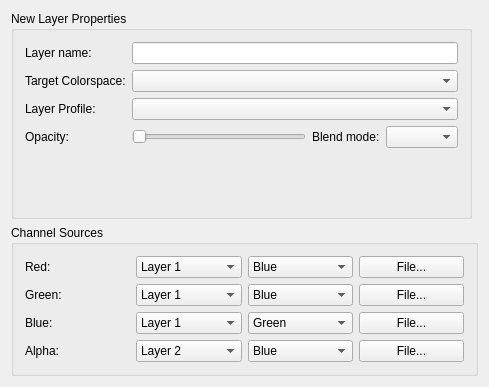
Old version of the form krita/plugins/extensions/compose/wdg_compose.ui in the repository KDE/krita.
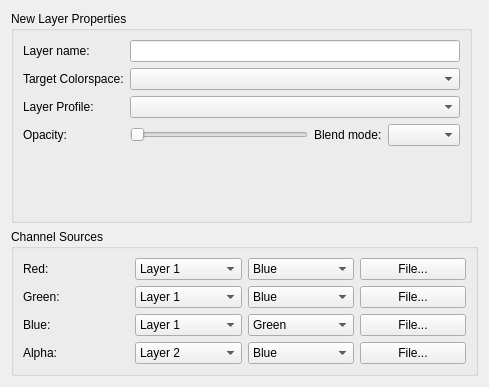
New version of the form.

Commit message:
Remove any hardcoding of spaces to 6 and margins to 9/11 in Krita's UI

thanks boud for review

The edit to the form file:
```diff
--- a/krita/plugins/extensions/compose/wdg_compose.ui
+++ b/krita/plugins/extensions/compose/wdg_compose.ui
@@ -264,7 +264,6 @@
    </item>
   </layout>
  </widget>
- <layoutdefault spacing="6" margin="11" />
   <resources/>
  <connections/>
 </ui>
```
The commit also changes 62 other files.
